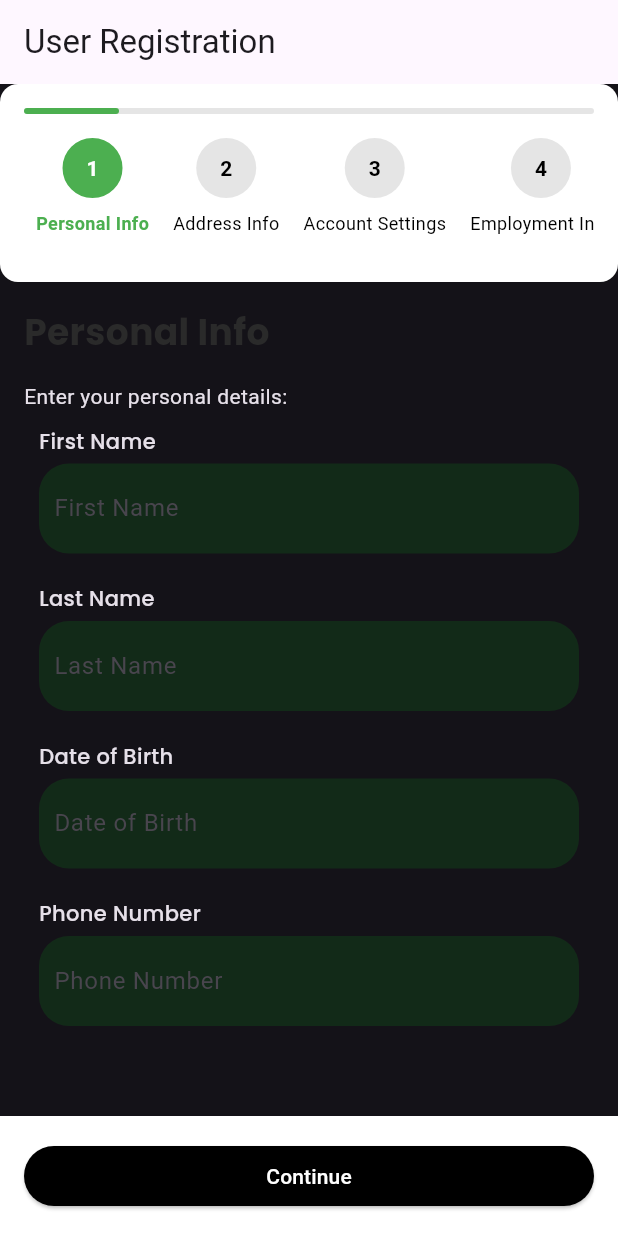
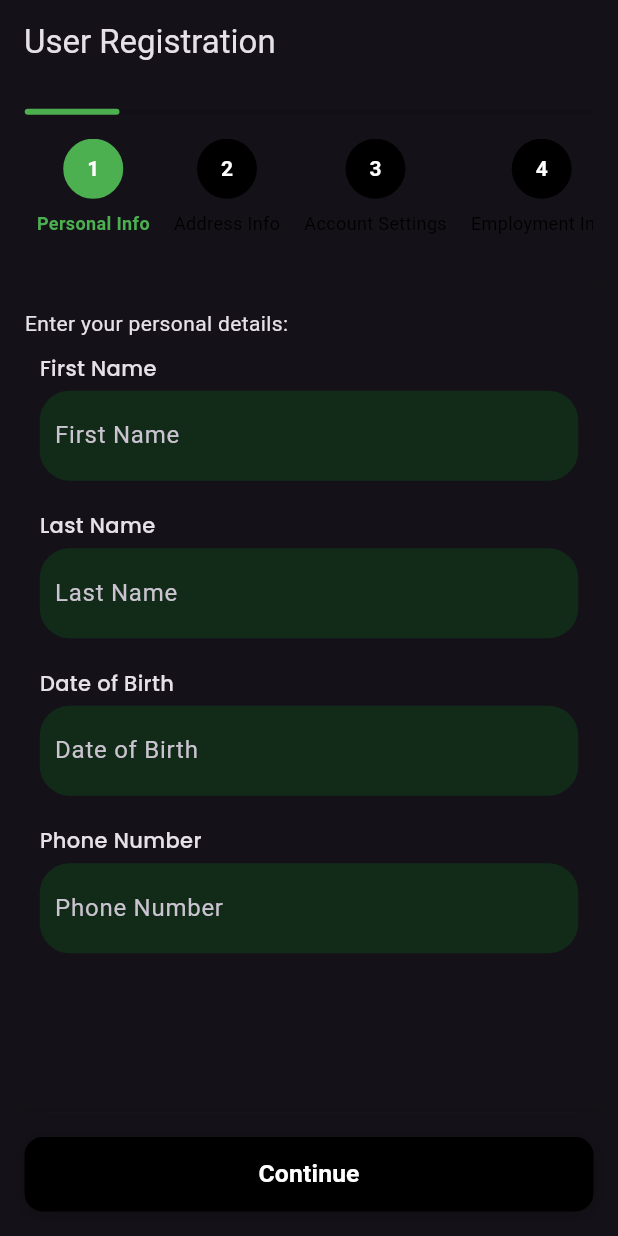
Before and after one commit to amlsampath/flutter_easy_multi_step_form, a Flutter app: the screen it shows after launch, on a phone screen of 412 x 824 dp. Run offline on Flutter 3.47's test engine with Material 3 defaults, Android fonts, the phone set to English and light mode, and no system bars; our stand-ins replace google_fonts.

Commit message:
feat: UI improvement

```diff
--- a/example/lib/main.dart
+++ b/example/lib/main.dart
@@ -13,14 +13,8 @@ class MyApp extends StatelessWidget {
     return MaterialApp(
       title: 'Multistep Registration Form',
       debugShowCheckedModeBanner: false,
-      theme: ThemeData(
-        colorScheme: ColorScheme.fromSeed(seedColor: Colors.deepPurple),
-        useMaterial3: true,
-      ),
-      darkTheme: ThemeData.dark().copyWith(
-        colorScheme: ColorScheme.fromSeed(seedColor: Colors.deepPurple),
-        useMaterial3: true,
-      ),
+      theme: ThemeData.light(), // Light theme
+      darkTheme: ThemeData.dark(), // Dark theme
       themeMode: ThemeMode.dark,
       home: const ProfileCreationForm(),
     );
--- a/lib/src/multi_step_elevated_button.dart
+++ b/lib/src/multi_step_elevated_button.dart
@@ -1,4 +1,5 @@
 import 'package:flutter/material.dart';
+import 'theme/form_theme.dart';
 
 class MultiStepElevatedButton extends StatelessWidget {
   final VoidCallback onPressed;
@@ -15,14 +16,45 @@ class MultiStepElevatedButton extends StatelessWidget {
 
   @override
   Widget build(BuildContext context) {
-    return ElevatedButton(
-      style: ElevatedButton.styleFrom(
-        padding: const EdgeInsets.symmetric(vertical: 10),
-        backgroundColor: backgroundColor,
-        foregroundColor: foregroundColor,
+    final size = MediaQuery.of(context).size;
+    final isDark = Theme.of(context).brightness == Brightness.dark;
+
+    return Container(
+      height: size.height * 0.06,
+      decoration: BoxDecoration(
+        borderRadius: BorderRadius.circular(FormTheme.borderRadius),
+        color: backgroundColor,
+        boxShadow: [
+          BoxShadow(
+            color: isDark ? Colors.black26 : backgroundColor.withAlpha(50),
+            blurRadius: 8,
+            offset: const Offset(0, 2),
+          ),
+        ],
       ),
-      onPressed: onPressed,
-      child: Text(text),
+      child: ElevatedButton(
+        style: ElevatedButton.styleFrom(
+          backgroundColor: backgroundColor,
+          foregroundColor: foregroundColor,
+          elevation: 0,
+          shape: RoundedRectangleBorder(
+            borderRadius: BorderRadius.circular(FormTheme.borderRadius),
+          ),
+          padding: EdgeInsets.symmetric(
+            horizontal: size.width * 0.04,
+            vertical: size.height * 0.015,
+          ),
+        ),
+        onPressed: onPressed,
+        child: Text(
+          text,
+          style: TextStyle(
+            color: foregroundColor,
+            fontSize: size.width * 0.04,
+            fontWeight: FontWeight.w600,
+          ),
+        ),
+      ),
     );
   }
 }
--- a/lib/src/multi_step_form_widget.dart
+++ b/lib/src/multi_step_form_widget.dart
@@ -27,6 +27,7 @@ class MultiStepFormWidget extends StatefulWidget {
     this.stepIndicatorActiveColor = Colors.green,
     this.stepIndicatorDefaultColor = Colors.black,
     this.fontFamily = '',
+    this.formBackgroundColor = Colors.white,
   });
 
   /// The list of form steps to display.
@@ -60,6 +61,9 @@ class MultiStepFormWidget extends StatefulWidget {
 
   /// The color of the default step indicator.
   final Color stepIndicatorDefaultColor;
+
+  /// The color of the default step indicator.
+  final Color formBackgroundColor;
 
   /// The font family to use for text in the form.
   final String fontFamily;
@@ -105,10 +109,11 @@ class _MultiStepFormWidgetState extends State<MultiStepFormWidget>
     });
   }
 
-  Widget _buildStepIndicator(int index, String title) {
+  Widget _buildStepIndicator(int index, String title, BuildContext context) {
     bool isActive = _currentStep == index;
     bool isPast = _currentStep > index;
 
+    bool isDark = Theme.of(context).brightness == Brightness.dark;
     return Container(
       margin: const EdgeInsets.symmetric(horizontal: 8),
       child: Column(
@@ -123,7 +128,7 @@ class _MultiStepFormWidgetState extends State<MultiStepFormWidget>
                   ? widget.stepIndicatorActiveColor
                   : isActive
                       ? widget.stepIndicatorActiveColor
-                      : widget.stepIndicatorDefaultColor.withAlpha(26),
+                      : widget.stepIndicatorDefaultColor,
               border: Border.all(
                 color: isActive
                     ? widget.stepIndicatorActiveColor
@@ -137,9 +142,7 @@ class _MultiStepFormWidgetState extends State<MultiStepFormWidget>
                   : Text(
                       '${index + 1}',
                       style: TextStyle(
-                        color: isActive
-                            ? Colors.white
-                            : widget.stepIndicatorDefaultColor,
+                        color: Colors.white,
                         fontWeight: FontWeight.bold,
                       ),
                     ),
@@ -163,16 +166,27 @@ class _MultiStepFormWidgetState extends State<MultiStepFormWidget>
 
   @override
   Widget build(BuildContext context) {
-    Size size = MediaQuery.of(context).size;
+    final Size size = MediaQuery.of(context).size;
+
     return SafeArea(
       child: Form(
         key: formKeys[_currentStep],
         child: Scaffold(
+          //   backgroundColor: widget.formBackgroundColor,
           body: Column(
             children: [
               Container(
-                padding: const EdgeInsets.all(FormTheme.spacing),
-                decoration: FormTheme.cardDecoration,
+                padding: EdgeInsets.all(size.width * 0.04),
+                decoration: BoxDecoration(
+                  color: Theme.of(context).scaffoldBackgroundColor,
+                  boxShadow: [
+                    BoxShadow(
+                      color: Colors.black.withAlpha(13),
+                      blurRadius: 10,
+                      offset: const Offset(0, 2),
+                    ),
+                  ],
+                ),
                 child: Column(
                   children: [
                     LinearProgressIndicator(
@@ -193,6 +207,7 @@ class _MultiStepFormWidgetState extends State<MultiStepFormWidget>
                         itemBuilder: (context, index) => _buildStepIndicator(
                           index,
                           widget.steps[index].title,
+                          context,
                         ),
                       ),
                     ),
@@ -203,23 +218,12 @@ class _MultiStepFormWidgetState extends State<MultiStepFormWidget>
                 child: FadeTransition(
                   opacity: _fadeAnimation,
                   child: SingleChildScrollView(
-                    padding: const EdgeInsets.all(FormTheme.spacing),
+                    padding: EdgeInsets.all(size.width * 0.04),
                     child: Column(
                       crossAxisAlignment: CrossAxisAlignment.start,
                       children: [
-                        Text(
-                          widget.steps[_currentStep].title,
-                          style: TextStyle(
-                            fontSize: 24,
-                            fontWeight: FontWeight.bold,
-                            color: FormTheme.secondaryColor,
-                            fontFamily: widget.fontFamily.isEmpty
-                                ? GoogleFonts.poppins().fontFamily
-                                : widget.fontFamily,
-                          ),
-                        ),
-                        const SizedBox(height: FormTheme.spacing),
                         ...widget.steps[_currentStep].fields,
+                        SizedBox(height: size.height * 0.1),
                       ],
                     ),
                   ),
@@ -228,9 +232,9 @@ class _MultiStepFormWidgetState extends State<MultiStepFormWidget>
             ],
           ),
           bottomSheet: Container(
-            padding: const EdgeInsets.all(FormTheme.spacing),
+            padding: EdgeInsets.all(size.width * 0.04),
             decoration: BoxDecoration(
-              color: Colors.white,
+              color: Theme.of(context).scaffoldBackgroundColor,
               boxShadow: [
                 BoxShadow(
                   color: Colors.black.withAlpha(13),
```
